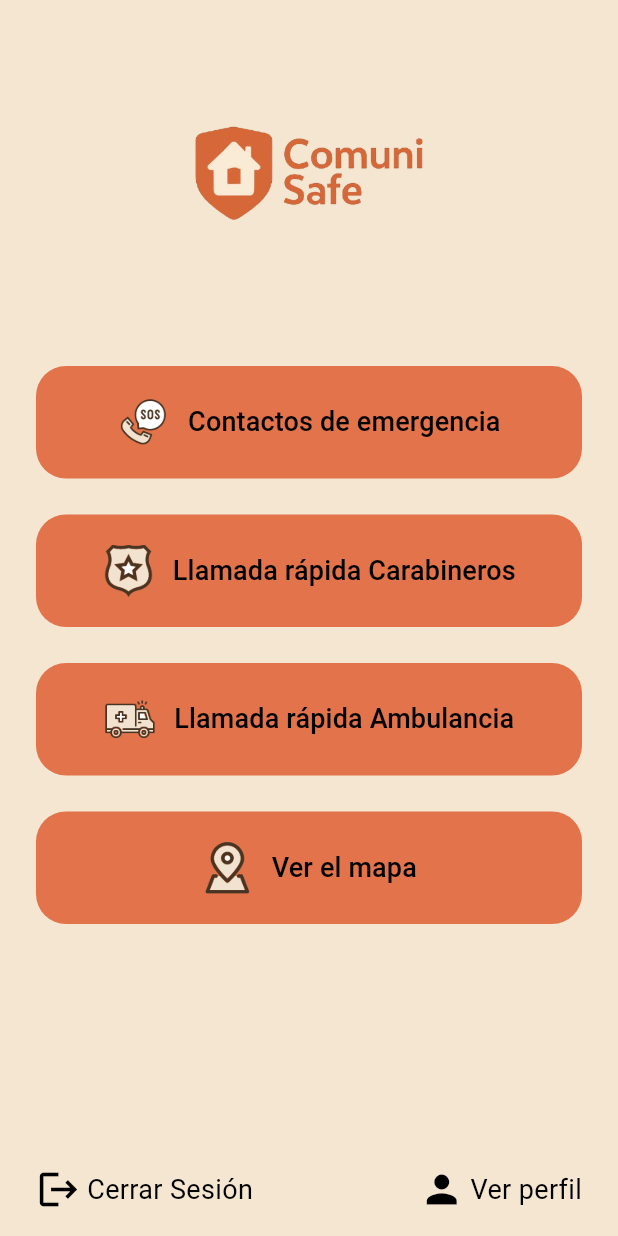
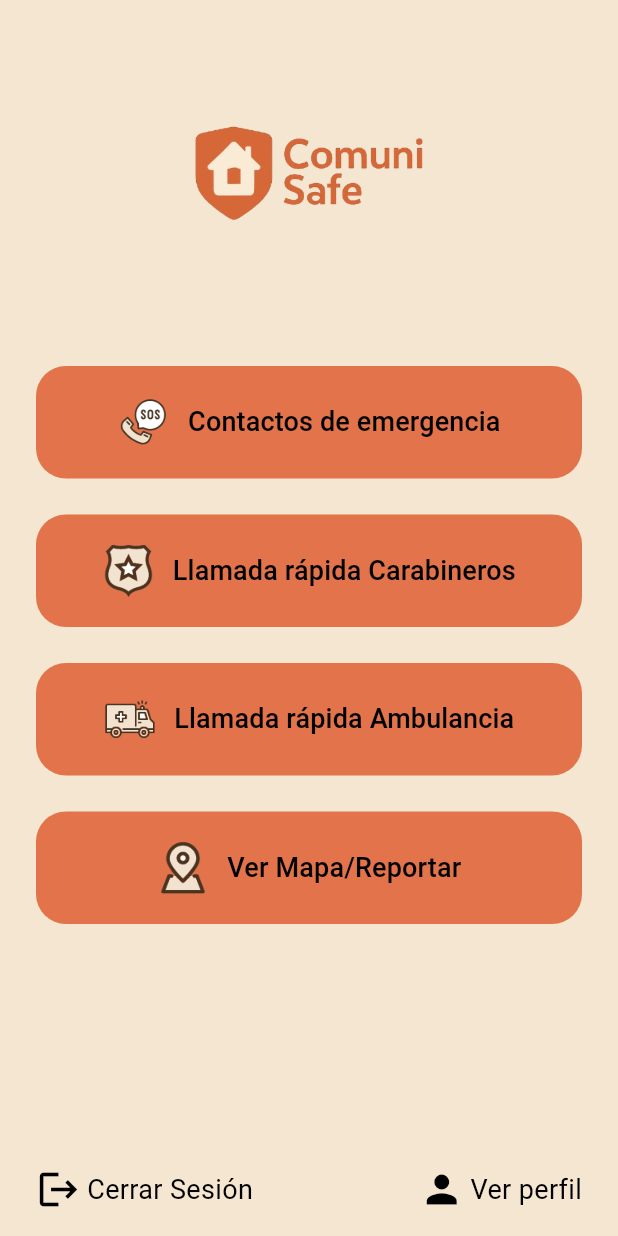
Before and after one commit to Eduardok01/ComuniSafe, a Flutter app: the HomeView screen opened by its route, on a phone screen of 412 x 824 dp. Run offline on Flutter 3.47's test engine with Material 3 defaults, Android fonts, the phone set to English and light mode, and no system bars; our stand-ins replace firebase_auth, firebase_core, flutter_map, geolocator, google_sign_in, latlong2 and 1 more; accounts and stored records are empty; generated files the repository leaves out were written again; network calls fail.

Commit message:
Ultimos ajustes

```diff
--- a/comuni_safe_front/lib/views/home/admin_home_view.dart
+++ b/comuni_safe_front/lib/views/home/admin_home_view.dart
@@ -77,7 +77,7 @@ class _AdminHomeViewState extends State<AdminHomeView> {
               ElevatedButton.icon(
                 onPressed: () => Navigator.pushNamed(context, 'map'),
                 icon: const Icon(Icons.map),
-                label: const Text('Ver el mapa'),
+                label: const Text('Ver Mapa/Reportar'),
                 style: ElevatedButton.styleFrom(
                   backgroundColor: const Color(0xFFD26033),
                   foregroundColor: Colors.black,
--- a/comuni_safe_front/lib/views/home/home_view.dart
+++ b/comuni_safe_front/lib/views/home/home_view.dart
@@ -63,7 +63,7 @@ class HomeView extends StatelessWidget {
                     ),
                     _buildImageButton(
                       'assets/mapa-logo.png',
-                      'Ver el mapa',
+                      'Ver Mapa/Reportar',
                           () {
                         Navigator.pushNamed(context, 'map');
                       },
```
Also changed, not shown: 2 other files.
